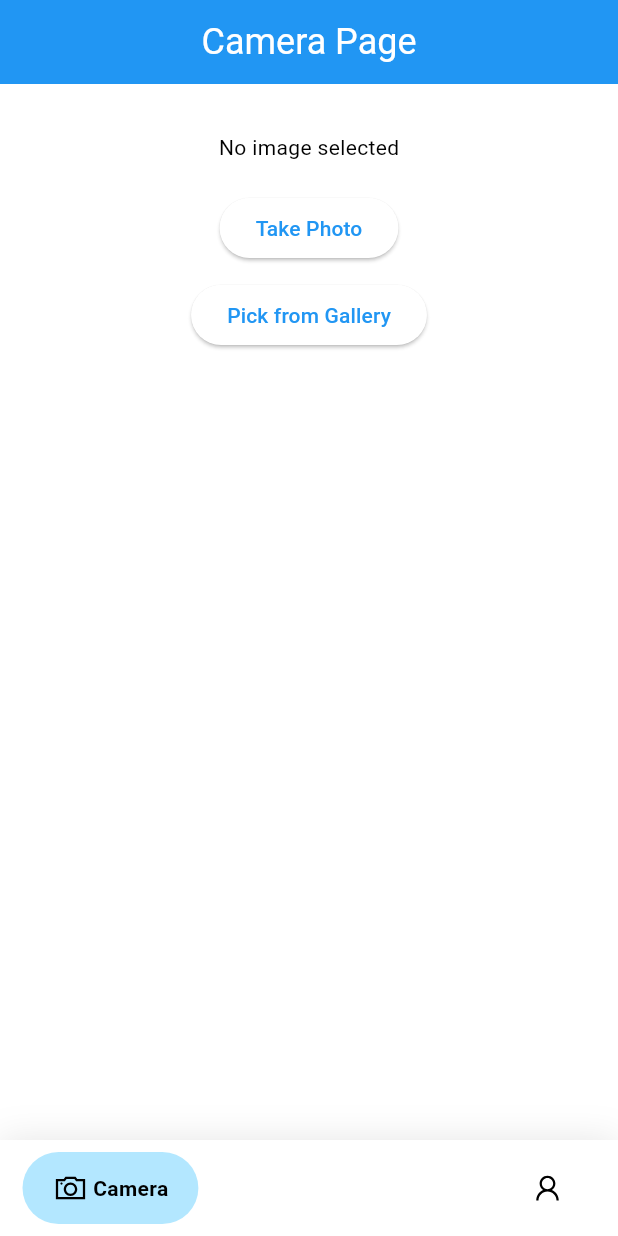
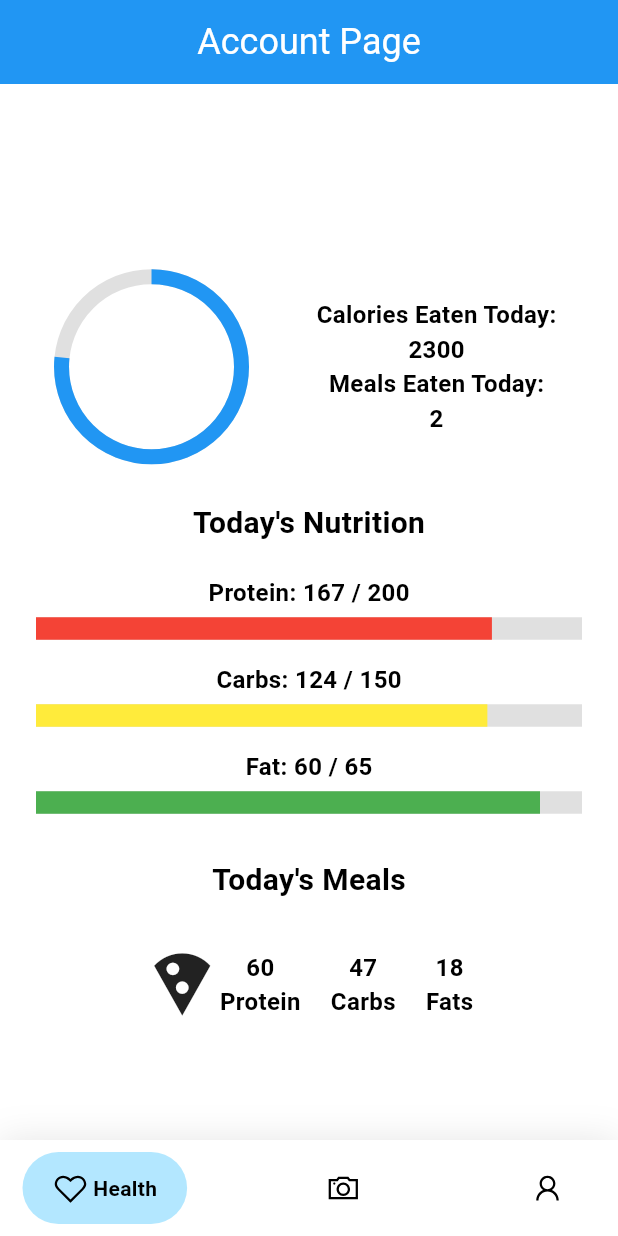
Before and after one commit to BlasianPreston/Forkcast, a Flutter app: the Navigation screen opened directly, on a phone screen of 412 x 824 dp. Run offline on Flutter 3.47's test engine with Material 3 defaults, Android fonts, the light colour scheme and no system bars; drawn by our look-alikes of google_nav_bar; our stand-ins replace flutter_svg, image_picker, line_icons; missing offline and left inert: camera_macos.

Commit message:
started health page

```diff
--- a/lib/account_page.dart
+++ b/lib/account_page.dart
@@ -1,4 +1,6 @@
+import 'dart:io';
 import 'package:flutter/material.dart';
+import 'package:image_picker/image_picker.dart';
 
 class AccountPage extends StatefulWidget {
   const AccountPage({super.key});
@@ -8,11 +10,28 @@ class AccountPage extends StatefulWidget {
 }
 
 class _AccountPageState extends State<AccountPage> {
+  final ImagePicker _picker = ImagePicker();
+  File? _imageFile;
+
+  Future<void> _pickFromGallery() async {
+    final XFile? pickedFile = await _picker.pickImage(
+      source: ImageSource.gallery,
+    );
+
+    if (pickedFile != null) {
+      setState(() {
+        _imageFile = File(pickedFile.path);
+      });
+    }
+  }
+
   @override
   Widget build(BuildContext context) {
     return Scaffold(
       appBar: AppBar(
-        title: const Center(child: Text("Account Page", style: TextStyle(fontSize: 24.0))),
+        title: const Center(
+          child: Text("Account Page", style: TextStyle(fontSize: 24.0)),
+        ),
         automaticallyImplyLeading: false,
       ),
       body: Padding(
@@ -20,18 +39,43 @@ class _AccountPageState extends State<AccountPage> {
         child: Center(
           child: Column(
             children: [
-              Icon(
-                Icons.account_circle,
-                color: Colors.white,
-                size: 48.0,
-                semanticLabel: 'Profile Picture',
+              SizedBox(height: 100),
+              ElevatedButton(
+                onPressed: _pickFromGallery,
+                style: ElevatedButton.styleFrom(
+                  padding: EdgeInsets.zero,
+                  minimumSize: Size(0, 0),
+                  tapTargetSize: MaterialTapTargetSize.shrinkWrap,
+                ),
+                child: _imageFile == null
+                    ? Icon(
+                        Icons.account_circle,
+                        color: Colors.black,
+                        size: 100.0,
+                      )
+                    : ClipOval(
+                        child: Image.file(
+                          _imageFile!,
+                          width: 100,
+                          height: 100,
+                          fit: BoxFit.cover,
+                        ),
+                      ),
               ),
-              Column(
-                children: [
-                  const Text("Name"),
-                  const SizedBox(height: 20),
-                  const Text("Email"),
-                ],
+              SizedBox(height: 50),
+              const Text("Name"),
+              SizedBox(height: 50),
+              const Text("Email"),
+              SizedBox(height: 50),
+              ElevatedButton(
+                onPressed: () {},
+                style: ElevatedButton.styleFrom(
+                  backgroundColor: Color.fromRGBO(255, 0, 0, 1),
+                ),
+                child: const Text(
+                  "Sign Out",
+                  style: TextStyle(color: Colors.black),
+                ),
               ),
             ],
           ),
--- a/lib/camera_page.dart
+++ b/lib/camera_page.dart
@@ -71,7 +71,9 @@ class _CameraPageState extends State<CameraPage> {
   Widget build(BuildContext context) {
     return Scaffold(
       appBar: AppBar(
-        title: Center(child: const Text("Camera Page", style: TextStyle(fontSize: 24.0))),
+        title: Center(
+          child: const Text("Camera Page", style: TextStyle(fontSize: 24.0)),
+        ),
         automaticallyImplyLeading: false,
       ),
       body: Padding(
@@ -79,16 +81,19 @@ class _CameraPageState extends State<CameraPage> {
         child: Center(
           child: Column(
             children: [
-              if (_imageFile != null)
-                Image.file(_imageFile!, height: 250)
-              else
+              if (_imageFile != null) ...[
+                SizedBox(height: 30),
+                Image.file(_imageFile!, height: 250),
+              ] else ...[
+                SizedBox(height: 100),
                 const Text('No image selected'),
-              const SizedBox(height: 20),
+              ],
+              const SizedBox(height: 50),
               ElevatedButton(
                 onPressed: _takePhoto,
                 child: const Text('Take Photo'),
               ),
-              const SizedBox(height: 10),
+              const SizedBox(height: 50),
               ElevatedButton(
                 onPressed: _pickFromGallery,
                 child: const Text('Pick from Gallery'),
--- /dev/null
+++ b/lib/health_page.dart
@@ -0,0 +1,270 @@
+import 'package:flutter/material.dart';
+
+class HealthPage extends StatefulWidget {
+  const HealthPage({super.key});
+
+  @override
+  State<HealthPage> createState() => _HealthPageState();
+}
+
+class _HealthPageState extends State<HealthPage> {
+  @override
+  Widget build(BuildContext context) {
+    return Scaffold(
+      appBar: AppBar(
+        title: const Center(
+          child: Text("Account Page", style: TextStyle(fontSize: 24.0)),
+        ),
+        automaticallyImplyLeading: false,
+      ),
+      body: Padding(
+        padding: EdgeInsets.all(24.0),
+        child: Center(
+          child: SingleChildScrollView(
+            child: Column(
+              children: [
+                SizedBox(height: 50),
+                Row(
+                  mainAxisAlignment: MainAxisAlignment.center,
+                  crossAxisAlignment: CrossAxisAlignment.center,
+                  children: [
+                    SizedBox(
+                      width: 120,
+                      height: 120,
+                      child: CircularProgressIndicator(
+                        value: 2300 / 3000, // between 0 and 1
+                        strokeWidth: 10,
+                        backgroundColor: Colors.grey[300],
+                        valueColor: AlwaysStoppedAnimation(Colors.blue),
+                      ),
+                    ),
+                    SizedBox(width: 50),
+                    Column(
+                      children: [
+                        SizedBox(
+                          child: Center(
+                            child: Column(
+                              children: [
+                                Text(
+                                  "Calories Eaten Today:",
+                                  style: TextStyle(
+                                    fontSize: 16,
+                                    fontWeight: FontWeight.bold,
+                                  ),
+                                ),
+                                Text(
+                                  "2300",
+                                  style: TextStyle(
+                                    fontSize: 16,
+                                    fontWeight: FontWeight.bold,
+                                  ),
+                                ),
+                              ],
+                            ),
+                          ),
+                        ),
+                        SizedBox(
+                          child: Center(
+                            child: Column(
+                              children: [
+                                Text(
+                                  "Meals Eaten Today:",
+                                  style: TextStyle(
+                                    fontSize: 16,
+                                    fontWeight: FontWeight.bold,
+                                  ),
+                                ),
+                                Text(
+                                  "2",
+                                  style: TextStyle(
+                                    fontSize: 16,
+                                    fontWeight: FontWeight.bold,
+                                  ),
+                                ),
+                              ],
+                            ),
+                          ),
+                        ),
+                      ],
+                    ),
+                  ],
+                ),
+                SizedBox(height: 30),
+                Column(
+                  children: [
+                    const Text(
+                      "Today's Nutrition",
+                      style: TextStyle(
+                        fontSize: 20,
+                        fontWeight: FontWeight.bold,
+                      ),
+                    ),
+                    SizedBox(height: 20),
+                    Column(
+                      children: [
+                        Text(
+                          "Protein: 167 / 200",
+                          style: TextStyle(
+                            fontSize: 16,
+                            fontWeight: FontWeight.bold,
+                          ),
+                        ),
+                        SizedBox(height: 5),
+                        SizedBox(
+                          width: double.infinity,
+                          height: 15,
+                          child: LinearProgressIndicator(
+                            value: 167 / 200, // between 0 and 1
+                            backgroundColor: Colors.grey[300],
+                            valueColor: AlwaysStoppedAnimation(Colors.red),
+                          ),
+                        ),
+                      ],
+                    ),
+                    SizedBox(height: 15),
+                    Column(
+                      children: [
+                        Text(
+                          "Carbs: 124 / 150",
+                          style: TextStyle(
+                            fontSize: 16,
+                            fontWeight: FontWeight.bold,
+                          ),
+                        ),
+                        SizedBox(height: 5),
+                        SizedBox(
+                          width: double.infinity,
+                          height: 15,
+                          child: LinearProgressIndicator(
+                            value: 124 / 150, // between 0 and 1
+                            backgroundColor: Colors.grey[300],
+                            valueColor: AlwaysStoppedAnimation(Colors.yellow),
+                          ),
+                        ),
+                      ],
+                    ),
+                    SizedBox(height: 15),
+                    Column(
+                      children: [
+                        Text(
+                          "Fat: 60 / 65",
+                          style: TextStyle(
+                            fontSize: 16,
+                            fontWeight: FontWeight.bold,
+                          ),
+                        ),
+                        SizedBox(height: 5),
+                        SizedBox(
+                          width: double.infinity,
+                          height: 15,
+                          child: LinearProgressIndicator(
+                            value: 60 / 65, // between 0 and 1
+                            backgroundColor: Colors.grey[300],
+                            valueColor: AlwaysStoppedAnimation(Colors.green),
+                          ),
+                        ),
+                      ],
+                    ),
+                  ],
+                ),
+                SizedBox(height: 30),
+                Center(
+                  child: Column(
+                    mainAxisAlignment: MainAxisAlignment.center,
+                    crossAxisAlignment: CrossAxisAlignment.center,
+                    children: [
+                      const Text(
+                        "Today's Meals",
+                        style: TextStyle(
+                          fontSize: 20,
+                          fontWeight: FontWeight.bold,
+                        ),
+                      ), // Map over this later when pulling data from database
+                      SizedBox(height: 30),
+                      SizedBox(
+                        width: double.infinity,
+                        child: Row(
+                          mainAxisAlignment: MainAxisAlignment.center,
+                          crossAxisAlignment: CrossAxisAlignment.center,
+                          children: [
+                            Icon(Icons.local_pizza, size: 50),
+                            Column(
+                              children: [
+                                Row(
+                                  mainAxisAlignment:
+                                      MainAxisAlignment.spaceBetween,
+                                  children: [
+                                    Column(
+                                      children: [
+                                        const Text(
+                                          "60",
+                                          style: TextStyle(
+                                            fontSize: 16,
+                                            fontWeight: FontWeight.bold,
+                                          ),
+                                        ),
+                                        const Text(
+                                          "Protein",
+                                          style: TextStyle(
+                                            fontSize: 16,
+                                            fontWeight: FontWeight.bold,
+                                          ),
+                                        ),
+                                      ],
+                                    ),
+                                    SizedBox(width: 20),
+                                    Column(
+                                      children: [
+                                        const Text(
+                                          "47",
+                                          style: TextStyle(
+                                            fontSize: 16,
+                                            fontWeight: FontWeight.bold,
+                                          ),
+                                        ),
+                                        const Text(
+                                          "Carbs",
+                                          style: TextStyle(
+                                            fontSize: 16,
+                                            fontWeight: FontWeight.bold,
+                                          ),
+                                        ),
+                                      ],
+                                    ),
+                                    SizedBox(width: 20),
+                                    Column(
+                                      children: [
+                                        const Text(
+                                          "18",
+                                          style: TextStyle(
+                                            fontSize: 16,
+                                            fontWeight: FontWeight.bold,
+                                          ),
+                                        ),
+                                        const Text(
+                                          "Fats",
+                                          style: TextStyle(
+                                            fontSize: 16,
+                                            fontWeight: FontWeight.bold,
+                                          ),
+                                        ),
+                                      ],
+                                    ),
+                                  ],
+                                ),
+                              ],
+                            ),
+                          ],
+                        ),
+                      ),
+                    ],
+                  ),
+                ),
+              ],
+            ),
+          ),
+        ),
+      ),
+    );
+  }
+}
--- a/lib/navigation.dart
+++ b/lib/navigation.dart
@@ -3,6 +3,7 @@ import 'package:google_nav_bar/google_nav_bar.dart';
 import 'package:line_icons/line_icons.dart';
 import 'account_page.dart';
 import 'camera_page.dart';
+import 'health_page.dart';
 
 class Navigation extends StatefulWidget {
   const Navigation({super.key});
@@ -13,7 +14,8 @@ class Navigation extends StatefulWidget {
 
 class _NavigationState extends State<Navigation> {
   int _selectedIndex = 0;
-  static final List<Widget> _widgetOptions = <Widget>[
+  final List<Widget> _widgetOptions = <Widget>[
+    HealthPage(),
     CameraPage(),
     AccountPage(),
   ];
@@ -49,6 +51,7 @@ class _NavigationState extends State<Navigation> {
               tabBackgroundColor: Colors.lightBlueAccent.withValues(alpha: 0.4),
               color: Colors.black,
               tabs: [
+                GButton(icon: LineIcons.heart, text: 'Health'),
                 GButton(icon: LineIcons.camera, text: 'Camera'),
                 GButton(icon: LineIcons.user, text: 'Account'),
               ],
```
